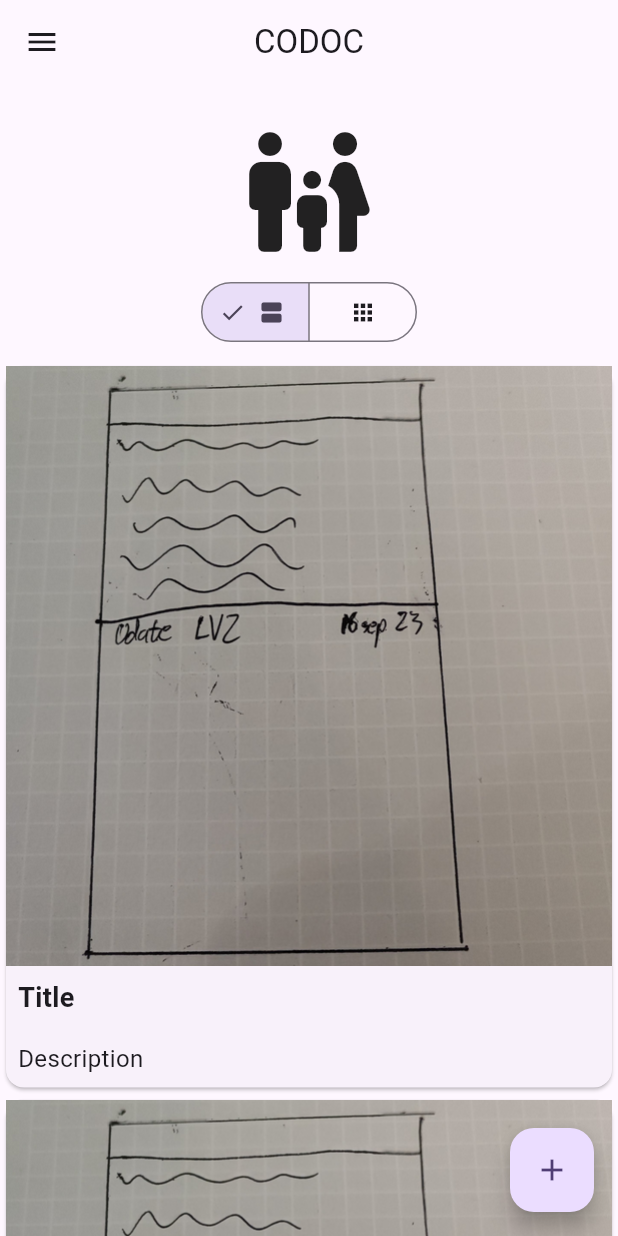
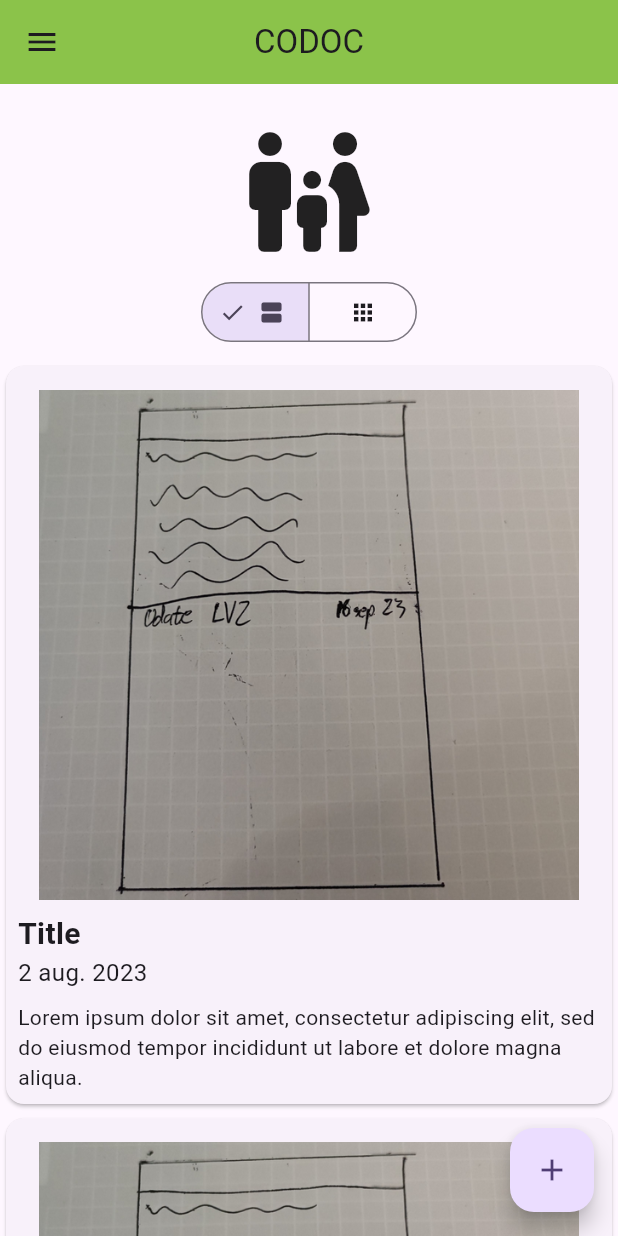
Before and after one commit to R0KK1T/CoDoC, a Flutter app: the MyHomePage screen opened directly, on a phone screen of 412 x 824 dp. Run offline on Flutter 3.47's test engine with Material 2 defaults, Android fonts, the phone set to English and light mode, and no system bars; our stand-ins replace cloud_firestore, firebase_auth, firebase_core, firebase_storage, flutter_svg, image_picker; accounts and stored records are empty.

Commit message:
Take user to feedScreen upon login

```diff
--- a/lib/screens/feed_screen.dart
+++ b/lib/screens/feed_screen.dart
@@ -1,9 +1,11 @@
+import 'dart:math';
 import 'package:flutter/material.dart';
 
 class MyHomePage extends StatefulWidget {
   const MyHomePage({super.key, required this.title});
 
   final String title;
+  //final List<String> imagePaths;
 
   @override
   State<MyHomePage> createState() => _MyHomePageState();
@@ -13,21 +15,103 @@ enum ViewType { listView, gridView }
 
 class _MyHomePageState extends State<MyHomePage> {
   Set<ViewType> selection = {ViewType.listView};
+  List<String> imagePaths = [
+    'assets/images/documentation_example.PNG',
+    'assets/images/documentation_example_2.png',
+  ];
 
   @override
   Widget build(BuildContext context) {
     return Scaffold(
-      drawer: Drawer(),
-      appBar: AppBar(
+      drawer: Drawer(
+        child: Column(
+          children: [
+            Padding(
+              padding: const EdgeInsets.only(top: 16.0),
+              child: ListTile(
+                title: const Text(
+                  "Groups",
+                  style: TextStyle(
+                    fontWeight: FontWeight.bold,
+                  ),
+                ),
+              ),
+            ),
+            Expanded(
+              child: ListView(
+                physics: const NeverScrollableScrollPhysics(),
+                shrinkWrap: true,
+                children: [
+                  ListTile(
+                    title: const Text('CIU765 Group 13'),
+                    onTap: () {
+                      // Update the state of the app.
+                      // ...
+                    },
+                  ),
+                  ListTile(
+                    title: const Text('CLA153 Group 13'),
+                    onTap: () {
+                      // Update the state of the app.
+                      // ...
+                    },
+                  ),
+                ],
+              ),
+            ),
+            Divider(
+              indent: 16,
+              endIndent: 16,
+            ),
+            ListTile(
+              title: const Text(
+                'Add project log',
+                style: TextStyle(fontSize: 12),
+              ),
+              leading: Icon(
+                Icons.add,
+                size: 18,
+              ),
+              onTap: () {
+                // Update the state of the app.
+                // ...
+              },
+            ),
+            ListTile(
+              title: const Text(
+                'Profile settings',
+                style: TextStyle(fontSize: 12),
+              ),
+              leading: Icon(
+                Icons.settings,
+                size: 18,
+              ),
+              onTap: () {
+                // Update the state of the app.
+                // ...
+              },
+            ),
+          ],
+        ),
+      ),
+
+      /* appBar: AppBar(
         title: const Text('CODOC'),
         centerTitle: true,
+      ), */
+      body: CustomScrollView(
+        slivers: [
+          SliverAppBar(
+            title: const Text('CODOC'),
+            backgroundColor: Colors.lightGreen,
+            centerTitle: true,
+            pinned: true,
           ),
-      body: Center(
+          SliverToBoxAdapter(
             child: Column(
-          mainAxisAlignment: MainAxisAlignment.start,
               children: <Widget>[
-            const Padding(
-              padding: EdgeInsets.only(top: 24.0),
+                Padding(
+                  padding: const EdgeInsets.only(top: 24.0),
                   child: Icon(Icons.family_restroom_rounded, size: 96),
                 ),
                 Padding(
@@ -35,9 +119,11 @@ class _MyHomePageState extends State<MyHomePage> {
                   child: SegmentedButton(
                     segments: const <ButtonSegment<ViewType>>[
                       ButtonSegment(
-                      value: ViewType.listView, icon: Icon(Icons.view_agenda)),
+                          value: ViewType.listView,
+                          icon: Icon(Icons.view_agenda)),
                       ButtonSegment(
-                      value: ViewType.gridView, icon: Icon(Icons.apps_rounded)),
+                          value: ViewType.gridView,
+                          icon: Icon(Icons.apps_rounded)),
                     ],
                     selected: selection,
                     onSelectionChanged: (Set<ViewType> newSelection) {
@@ -45,59 +131,131 @@ class _MyHomePageState extends State<MyHomePage> {
                         selection = newSelection;
                       });
                     },
-                //multiSelectionEnabled: true,
                   ),
                 ),
-            Expanded(
-              child: ListView.builder(
-                itemCount: 3,
-                itemBuilder: (context, index) {
-                  return createCard();
-                },
-              ),
-            )
               ],
             ),
           ),
+          SliverGrid(
+            gridDelegate: SliverGridDelegateWithFixedCrossAxisCount(
+              crossAxisCount: selection.first == ViewType.listView ? 1 : 3,
+              childAspectRatio: 1.0,
+              crossAxisSpacing: 5.0,
+              mainAxisSpacing: 1.5,
+              mainAxisExtent: selection.first == ViewType.listView ? 500 : 135,
+            ),
+            delegate: SliverChildBuilderDelegate(
+              (context, index) {
+                return createCard(selection.first, imagePaths);
+              },
+              childCount: 40,
+            ),
+          ),
+        ],
+      ),
       floatingActionButton: FloatingActionButton(
         onPressed: () {},
-        tooltip: 'Increment',
+        tooltip: 'Create post',
         child: const Icon(Icons.add),
-      ), // This trailing comma makes auto-formatting nicer for build methods.
+      ),
     );
   }
 }
 
-Card createCard() {
+Widget createCard(ViewType viewType, List<String> imagePaths) {
+  switch (viewType) {
+    case ViewType.listView:
+      return ListViewCard(imagePaths: imagePaths);
+    case ViewType.gridView:
+      return GridViewCard(imagePaths: imagePaths);
+    default:
+      // Handle other cases if needed
+      return Container();
+  }
+}
+
+class GridViewCard extends StatelessWidget {
+  final List<String> imagePaths;
+  final _random = new Random();
+
+  GridViewCard({
+    Key? key,
+    required this.imagePaths,
+  }) : super(key: key);
+
+  @override
+  Widget build(BuildContext context) {
+    return Container(
+      width: 200,
+      height: 200,
+      child: GridView.count(
+        padding: EdgeInsets.zero,
+        physics: NeverScrollableScrollPhysics(),
+        crossAxisCount: 1,
+        children: [
+          Image.asset(
+            imagePaths[_random.nextInt(2)],
+            fit: BoxFit.cover,
+          ),
+        ],
+      ),
+    );
+  }
+}
+
+class ListViewCard extends StatelessWidget {
+  final List<String> imagePaths;
+
+  const ListViewCard({
+    Key? key,
+    required this.imagePaths,
+  }) : super(key: key);
+
+  @override
+  Widget build(BuildContext context) {
     return Card(
       child: Column(
         crossAxisAlignment: CrossAxisAlignment.stretch,
         children: <Widget>[
-        Container(
-          height: 400,
-          decoration: BoxDecoration(
-            image: DecorationImage(
-              image: AssetImage('assets/images/documentation_example.PNG'),
-              fit: BoxFit.cover,
+          Expanded(
+            child: PageView.builder(
+              itemCount: imagePaths.length,
+              pageSnapping: true,
+              itemBuilder: (context, pagePosition) {
+                return Padding(
+                  padding: const EdgeInsets.only(top: 16.0),
+                  child: Image.asset(
+                    imagePaths[pagePosition],
+                  ),
+                ); //Image.network(images[pagePosition]));
+              },
+            ),
+          ),
+          Padding(
+            padding: const EdgeInsets.only(top: 8, left: 8),
+            child: Text(
+              'Title',
+              style: TextStyle(
+                fontSize: 20,
+                fontWeight: FontWeight.bold,
+              ),
+            ),
+          ),
+          Padding(
+            padding: const EdgeInsets.only(left: 8),
+            child: Text(
+              '2 aug. 2023',
+              style: TextStyle(
+                fontSize: 16,
               ),
             ),
           ),
           Padding(
             padding: const EdgeInsets.all(8.0),
             child: Text(
-            'Title',
+              'Lorem ipsum dolor sit amet, consectetur adipiscing elit, sed do eiusmod tempor incididunt ut labore et dolore magna aliqua.',
               style: TextStyle(
-              fontSize: 18,
-              fontWeight: FontWeight.bold,
-            ),
-          ),
-        ),
-        Padding(
-          padding: const EdgeInsets.all(8.0),
-          child: Text(
-            'Description',
-            style: TextStyle(
-              fontSize: 16,
+                fontSize: 14,
               ),
             ),
           ),
@@ -105,3 +263,4 @@ Card createCard() {
       ),
     );
   }
+}
--- a/lib/screens/signup_screen.dart
+++ b/lib/screens/signup_screen.dart
@@ -50,7 +50,9 @@ class _SignUpScreenState extends State<SignUpScreen> {
       if (context.mounted) {
         Navigator.of(context).pushReplacement(
           MaterialPageRoute(
-            builder: (context) => const MyHomePage(title: 'Gruppen'),
+            builder: (context) => MyHomePage(
+              title: 'Hej',
+            ),
           ),
         );
       }
```
Also changed, not shown: lib/screens/login_screen.dart (+5 -41 lines), lib/screens/settings_screen.dart (+0 -20 lines). Lines whose indentation alone changed are shown as unchanged.
